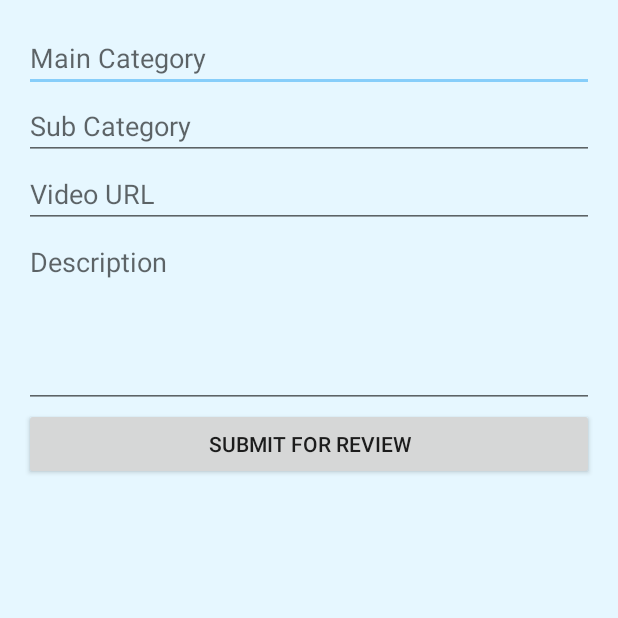
After one commit to BlazeYTTT/HowTo, an Android app built with Jetpack Compose: the CreateTutorialActivity screen opened directly, with no data from a screen before it, on a phone screen of 412 x 824 dp, the top half of it. The commit adds this screen. Run offline under Robolectric (Android 15) with nearby library versions, the phone set to English and light mode, and no system bars; our stand-ins replace Firebase (no records; nobody signed in at launch, a user with empty details on screens opened directly).

Commit message:
Debug 0.0.1 Modifed

```diff
--- a/app/src/main/AndroidManifest.xml
+++ b/app/src/main/AndroidManifest.xml
@@ -12,6 +12,12 @@
         android:supportsRtl="true"
         android:theme="@style/Theme.HowTo"
         tools:targetApi="31">
+        <activity
+            android:name=".AdminActivity"
+            android:exported="false" />
+        <activity
+            android:name=".CreateTutorialActivity"
+            android:exported="false" />
         <activity
             android:name=".SettingsActivity"
             android:exported="false" />
--- /dev/null
+++ b/app/src/main/java/com/blazik/howto/CreateTutorialActivity.kt
@@ -0,0 +1,48 @@
+package com.blazik.howto
+
+import android.os.Bundle
+import android.widget.Button
+import android.widget.EditText
+import android.widget.Toast
+import androidx.appcompat.app.AppCompatActivity
+import com.google.firebase.database.DatabaseReference
+import com.google.firebase.database.FirebaseDatabase
+
+class CreateTutorialActivity : AppCompatActivity() {
+    private lateinit var etMainCategory: EditText
+    private lateinit var etSubCategory: EditText
+    private lateinit var etVideoUrl: EditText
+    private lateinit var etDescription: EditText
+    private lateinit var database: DatabaseReference
+
+    override fun onCreate(savedInstanceState: Bundle?) {
+        super.onCreate(savedInstanceState)
+        setContentView(R.layout.activity_create_tutorial)
+
+        database = FirebaseDatabase.getInstance().getReference("PendingTutorials")
+
+        etMainCategory = findViewById(R.id.et_main_category)
+        etSubCategory = findViewById(R.id.et_sub_category)
+        etVideoUrl = findViewById(R.id.et_video_url)
+        etDescription = findViewById(R.id.et_description)
+
+        findViewById<Button>(R.id.btn_submit).setOnClickListener {
+            submitTutorial()
+        }
+    }
+
+    private fun submitTutorial() {
+        val tutorial = hashMapOf(
+            "mainCategory" to etMainCategory.text.toString(),
+            "subCategory" to etSubCategory.text.toString(),
+            "videoUrl" to etVideoUrl.text.toString(),
+            "description" to etDescription.text.toString(),
+            "status" to "pending"
+        )
+
+        database.push().setValue(tutorial).addOnCompleteListener {
+            Toast.makeText(this, "Tutorial submitted for review", Toast.LENGTH_SHORT).show()
+            finish()
+        }
+    }
+}
--- /dev/null
+++ b/app/src/main/res/layout/activity_create_tutorial.xml
@@ -0,0 +1,42 @@
+<ScrollView xmlns:android="http://schemas.android.com/apk/res/android"
+    android:layout_width="match_parent"
+    android:layout_height="match_parent"
+    android:padding="16dp">
+
+    <LinearLayout
+        android:layout_width="match_parent"
+        android:layout_height="wrap_content"
+        android:orientation="vertical">
+
+        <EditText
+            android:id="@+id/et_main_category"
+            android:layout_width="match_parent"
+            android:layout_height="wrap_content"
+            android:hint="Main Category"/>
+
+        <EditText
+            android:id="@+id/et_sub_category"
+            android:layout_width="match_parent"
+            android:layout_height="wrap_content"
+            android:hint="Sub Category"/>
+
+        <EditText
+            android:id="@+id/et_video_url"
+            android:layout_width="match_parent"
+            android:layout_height="wrap_content"
+            android:hint="Video URL"/>
+
+        <EditText
+            android:id="@+id/et_description"
+            android:layout_width="match_parent"
+            android:layout_height="120dp"
+            android:gravity="start"
+            android:hint="Description"/>
+
+        <Button
+            android:id="@+id/btn_submit"
+            android:layout_width="match_parent"
+            android:layout_height="wrap_content"
+            android:text="Submit for Review"/>
+    </LinearLayout>
+</ScrollView>
--- a/app/src/main/res/menu/main_menu.xml
+++ b/app/src/main/res/menu/main_menu.xml
@@ -7,4 +7,8 @@
         app:actionViewClass="androidx.appcompat.widget.SearchView"
         app:showAsAction="ifRoom|collapseActionView" />
     <!-- Добавьте кнопку для настройки -->
+    <item
+        android:id="@+id/action_create"
+        android:title="Create"
+        app:showAsAction="always"/>
 </menu>
--- a/gradle/libs.versions.toml
+++ b/gradle/libs.versions.toml
@@ -1,5 +1,5 @@
 [versions]
-agp = "8.8.0"
+agp = "8.9.1"
 kotlin = "2.0.0"
 coreKtx = "1.10.1"
 junit = "4.13.2"
```
Also changed, not shown: app/src/main/java/com/blazik/howto/AdminActivity.kt (added, +55 -0 lines), app/src/main/java/com/blazik/howto/AdminAdapter.kt (added, +43 -0 lines), app/src/main/java/com/blazik/howto/MainActivity.kt (+11 -0 lines), app/src/main/res/layout/activity_admin.xml (added, +15 -0 lines), app/src/main/res/layout/item_pending_tutorial.xml (added, +28 -0 lines), gradle/wrapper/gradle-wrapper.properties, 2 other files.
